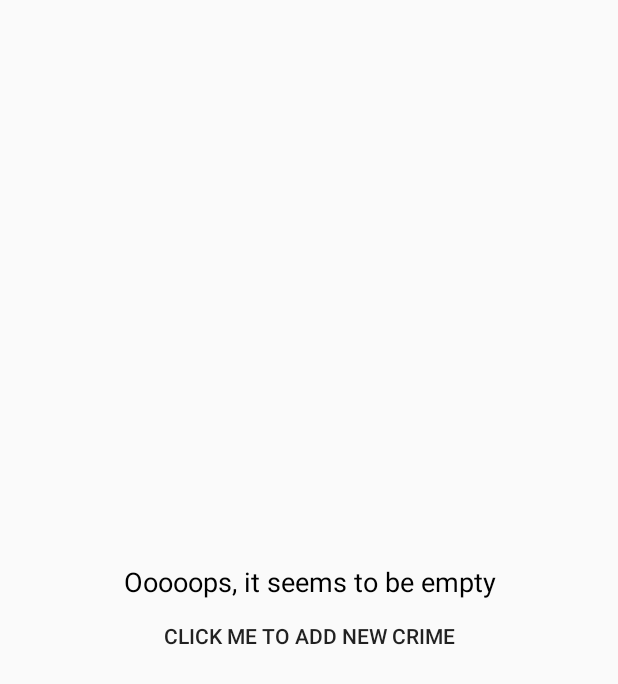
After one commit to JustSpace555/AndroidLearning, an Android app: the layout empty_fragment_crime_list.xml on its own in the app's theme, with its tools: preview values and no code run, on a phone screen of 412 x 824 dp. The commit adds this screen. Shown: the top 684 px of the screen. Run offline under Robolectric (Android 15) with nearby library versions, the phone set to English and light mode, and no system bars.

Commit message:
14 chapter almost finished

```diff
--- a/CriminalIntent/app/src/main/java/com/bignerdranch/criminalintent/CrimeRepository.kt
+++ b/CriminalIntent/app/src/main/java/com/bignerdranch/criminalintent/CrimeRepository.kt
@@ -48,4 +48,10 @@ class CrimeRepository private constructor(context: Context) {
 			crimeDao.addCrime(crime)
 		}
 	}
+
+	fun removeCrime(crime: Crime) {
+		executor.execute {
+			crimeDao.removeCrime(crime)
+		}
+	}
 }
--- /dev/null
+++ b/CriminalIntent/app/src/main/res/layout/empty_fragment_crime_list.xml
@@ -0,0 +1,25 @@
+<?xml version="1.0" encoding="utf-8"?>
+<LinearLayout
+    xmlns:android="http://schemas.android.com/apk/res/android"
+    android:orientation="vertical"
+    android:layout_width="match_parent"
+    android:layout_height="match_parent"
+    android:gravity="center">
+
+    <TextView
+        android:layout_width="match_parent"
+        android:layout_height="wrap_content"
+        android:text="@string/if_empty_string"
+        android:textAlignment="center"
+        android:textSize="18sp"
+        android:textColor="@android:color/black"
+        android:id="@+id/if_empty_string"/>
+
+    <Button
+        android:layout_width="match_parent"
+        android:layout_height="wrap_content"
+        android:text="@string/if_empty_button_string"
+        android:id="@+id/if_empty_button"
+        style="@style/Widget.AppCompat.Button.Borderless"/>
+
+</LinearLayout>
--- a/CriminalIntent/app/src/main/res/layout/list_item_crime.xml
+++ b/CriminalIntent/app/src/main/res/layout/list_item_crime.xml
@@ -2,7 +2,6 @@
 <androidx.constraintlayout.widget.ConstraintLayout
         xmlns:android="http://schemas.android.com/apk/res/android"
         xmlns:app="http://schemas.android.com/apk/res-auto"
-        xmlns:tools="http://schemas.android.com/tools"
         android:layout_width="match_parent"
         android:layout_height="wrap_content"
         android:id="@+id/linearLayout">
--- a/CriminalIntent/app/src/main/res/values/strings.xml
+++ b/CriminalIntent/app/src/main/res/values/strings.xml
@@ -4,4 +4,8 @@
     <string name="crime_title_label">Title</string>
     <string name="crime_details_label">Details</string>
     <string name="crime_solved_label">Solved</string>
+
+    <string name="new_crime">New Crime</string>
+    <string name="if_empty_string">Ooooops, it seems to be empty</string>
+    <string name="if_empty_button_string">Click me to add new crime</string>
 </resources>
```
Also changed, not shown: CriminalIntent/app/src/main/java/com/bignerdranch/criminalintent/CrimeListFragment.kt (+30 -4 lines), CriminalIntent/app/src/main/java/com/bignerdranch/criminalintent/CrimeListViewModel.kt (+8 -0 lines), CriminalIntent/app/src/main/java/com/bignerdranch/criminalintent/IfEmptyFragment.kt (added, +11 -0 lines), CriminalIntent/app/src/main/java/com/bignerdranch/criminalintent/database/CrimeDAO.kt (+4 -4 lines), CriminalIntent/app/src/main/res/drawable-anydpi/ic_menu_add.xml (added, +11 -0 lines), CriminalIntent/app/src/main/res/layout/fragment_crime_list.xml (+6 -4 lines), CriminalIntent/app/src/main/res/menu/fragment_crime_list.xml (added, +11 -0 lines), CriminalIntent/app/src/main/res/drawable-hdpi/ic_menu_add.png (added), CriminalIntent/app/src/main/res/drawable-mdpi/ic_menu_add.png (added), CriminalIntent/app/src/main/res/drawable-xhdpi/ic_menu_add.png (added), CriminalIntent/app/src/main/res/drawable-xxhdpi/ic_menu_add.png (added).
